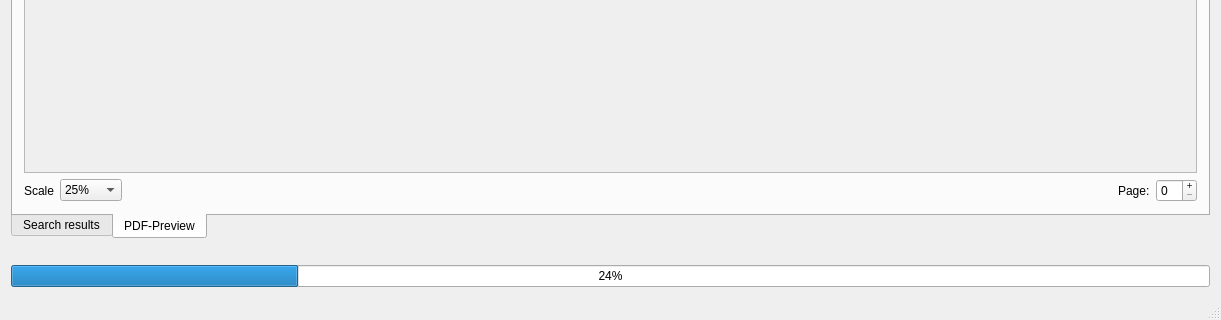
First picture: the form in gui/mainwindow.ui, repository quitesimpleorg/looqs, before the edit; both pictures show x 0 to 1221 and y 294 to 614 of the 1221 by 614 pixel window.
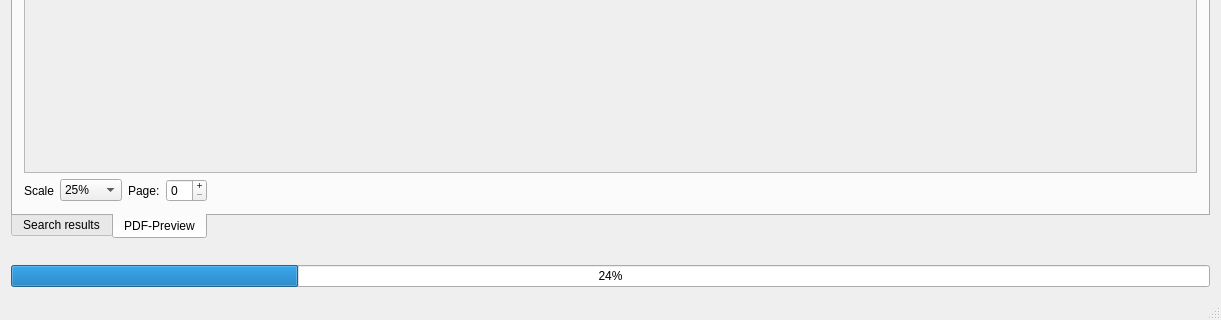
Second picture: the form after the edit.

Commit message: gui: move page switcher next to scale

The edit to the form file:
```diff
--- a/gui/mainwindow.ui
+++ b/gui/mainwindow.ui
@@ -135,6 +135,26 @@
             </item>
            </widget>
           </item>
+          <item>
+           <widget class="QLabel" name="lblPdfPreviewPage">
+            <property name="text">
+             <string>Page:</string>
+            </property>
+           </widget>
+          </item>
+          <item>
+           <widget class="QSpinBox" name="spinPdfPreviewPage">
+            <property name="buttonSymbols">
+             <enum>QAbstractSpinBox::PlusMinus</enum>
+            </property>
+            <property name="accelerated">
+             <bool>false</bool>
+            </property>
+            <property name="showGroupSeparator" stdset="0">
+             <bool>false</bool>
+            </property>
+           </widget>
+          </item>
           <item>
            <spacer name="horizontalSpacer">
             <property name="orientation">
@@ -148,26 +168,6 @@
             </property>
            </spacer>
           </item>
-          <item>
-           <widget class="QLabel" name="lblPdfPreviewPage">
-            <property name="text">
-             <string>Page:</string>
-            </property>
-           </widget>
-          </item>
-          <item>
-           <widget class="QSpinBox" name="spinPdfPreviewPage">
-            <property name="buttonSymbols">
-             <enum>QAbstractSpinBox::PlusMinus</enum>
-            </property>
-            <property name="accelerated">
-             <bool>false</bool>
-            </property>
-            <property name="showGroupSeparator" stdset="0">
-             <bool>false</bool>
-            </property>
-           </widget>
-          </item>
          </layout>
         </item>
        </layout>
```
